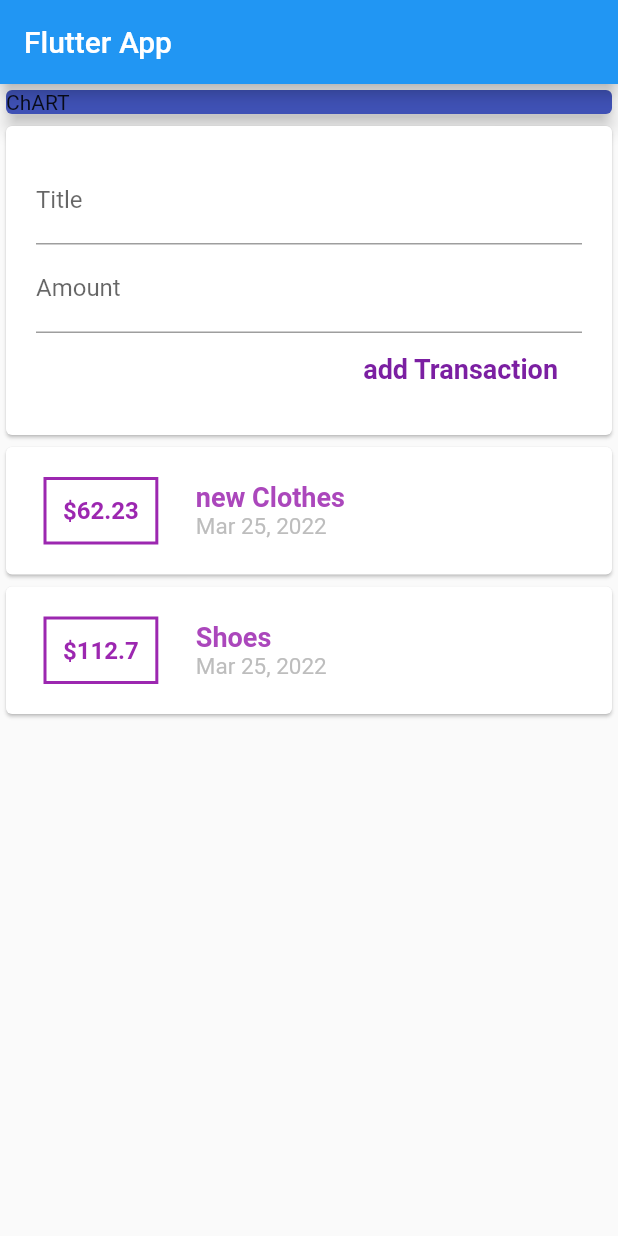
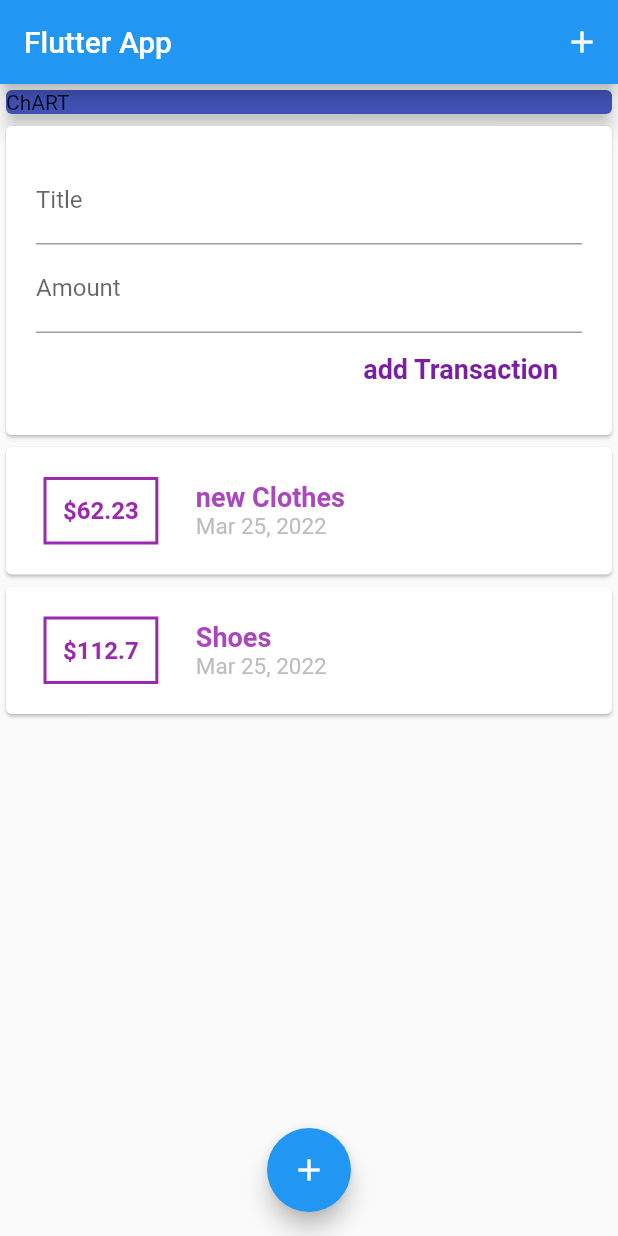
Before and after one commit to cactisoft-lb/Flutter_Course_Styling, a Flutter app: the screen it shows after launch, on a phone screen of 412 x 824 dp. Run offline on Flutter 3.47's test engine with Material 2 defaults, Android fonts, the light colour scheme and no system bars.

Commit message:
adding icon to the AppBar / adding floatingActionButton and positionning it

```diff
--- a/lib/main.dart
+++ b/lib/main.dart
@@ -32,6 +32,14 @@
     return Scaffold(
       appBar: AppBar(
         title: Text('Flutter App'),
+        actions: <Widget>[
+          IconButton(
+              onPressed: null,
+              icon: Icon(
+                Icons.add,
+                color: Colors.white,
+              )),
+        ],
       ),
 
       // Column will always takes the size of its wider child
@@ -56,6 +64,14 @@
           ],
         ),
       ),
+      floatingActionButtonLocation: FloatingActionButtonLocation.centerFloat,
+      floatingActionButton: FloatingActionButton(
+        child: Icon(
+          Icons.add,
+          color: Colors.white,
+        ),
+        onPressed: null,
+      ),
     );
   }
 }
```
